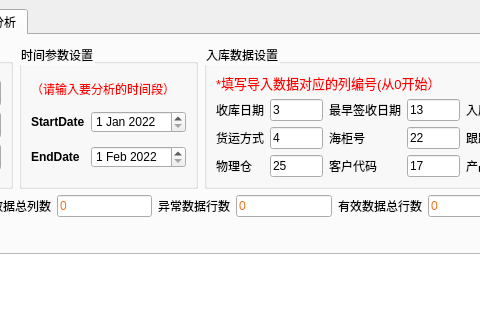
This is data_analysis.ui in binchuanyao/GC-DataAnalysis as Qt 5 draws it before an edit; both pictures show x 197 to 677 and y 0 to 320 of the 1041 by 738 pixel window. The edited form follows.
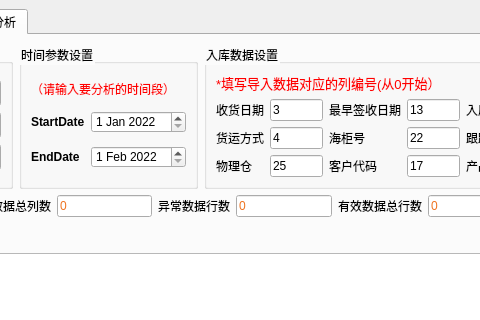
This is the edited form. The open tabs and pages were chosen to show the change.

Commit message: 1. 只删除全空的数据行； 2. 入库部分新增海柜及快递维度的SKU数统计

Patch:
```diff
--- a/data_analysis.ui
+++ b/data_analysis.ui
@@ -1961,7 +1961,7 @@
            <item row="1" column="0">
             <widget class="QLabel" name="label_ib_date">
              <property name="text">
-              <string>收库日期</string>
+              <string>收货日期</string>
              </property>
             </widget>
            </item>
```
Left out of the diff: 2 changed lines with no effect on the pictures. The commit also changes 2 other files.
